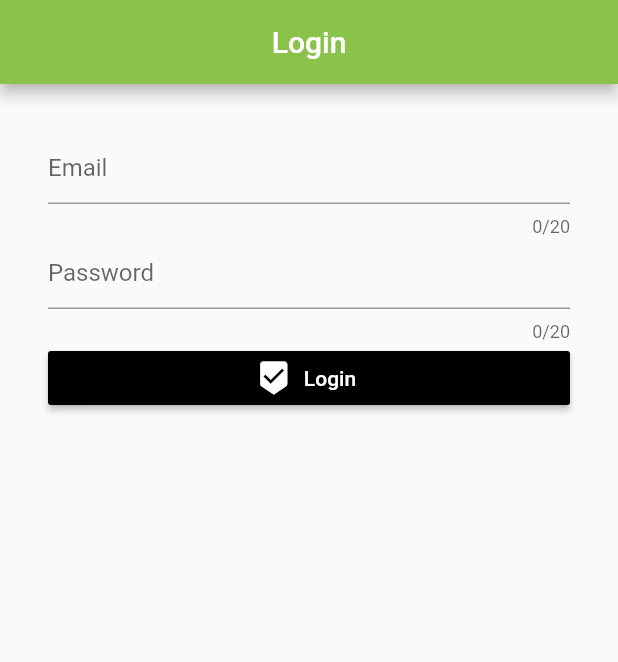
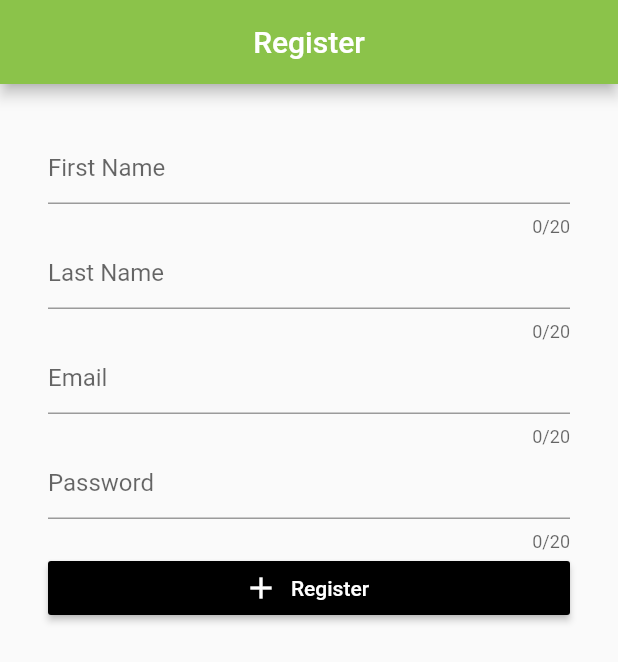
Before and after one commit to ryuimoto/docokana_app, a Flutter app: the screen it shows after launch, on a phone screen of 412 x 824 dp. Shown: the top 662 px of the screen. Run offline on Flutter 3.47's test engine with Material 2 defaults, Android fonts, the phone set to English and light mode, and no system bars; our stand-ins replace google_fonts; Roboto replaces fonts that are missing (GFS Didot).

Commit message:
register view done

```diff
--- a/lib/main.dart
+++ b/lib/main.dart
@@ -1,4 +1,5 @@
 import 'package:docokana_app/routes/information_provider/auth/login.dart';
+import 'package:docokana_app/routes/information_provider/auth/register.dart';
 import 'package:docokana_app/routes/menu.dart';
 import 'package:flutter/material.dart';
 
@@ -18,7 +19,7 @@ class MyApp extends StatelessWidget {
       ),
       debugShowCheckedModeBanner: false,
       // home: Menu(), //test change method
-      home: Login(),
+      home: Register(),
     );
   }
 }
--- a/lib/routes/information_provider/auth/register.dart
+++ b/lib/routes/information_provider/auth/register.dart
@@ -0,0 +1,65 @@
+import 'package:flutter/material.dart';
+import 'package:google_fonts/google_fonts.dart';
+
+class Register extends StatelessWidget {
+  @override
+  Widget build(BuildContext context) {
+    return Scaffold(
+      appBar: AppBar(
+        title: Text('Register'),
+        centerTitle: true,
+        backgroundColor: Colors.lightGreen,
+      ),
+      body: Container(
+        padding: EdgeInsets.all(32.0),
+        child: Center(
+          child: Column(
+            children: <Widget>[
+              TextFormField(
+                enabled: true,
+                maxLength: 20,
+                maxLengthEnforced: false,
+                obscureText: false,
+                decoration: const InputDecoration(hintText: 'First Name'),
+              ),
+              TextFormField(
+                enabled: true,
+                maxLength: 20,
+                maxLengthEnforced: false,
+                obscureText: false,
+                decoration: const InputDecoration(hintText: 'Last Name'),
+              ),
+              TextFormField(
+                enabled: true,
+                maxLength: 20,
+                maxLengthEnforced: false,
+                obscureText: false,
+                decoration: const InputDecoration(hintText: 'Email'),
+              ),
+              TextFormField(
+                enabled: true,
+                maxLength: 20,
+                maxLengthEnforced: false,
+                obscureText: false,
+                decoration: const InputDecoration(hintText: 'Password'),
+              ),
+              SizedBox(
+                width: double.infinity, // match_parent
+                child: RaisedButton.icon(
+                  textColor: Colors.white,
+                  color: Colors.black,
+                  icon: Icon(Icons.add_sharp),
+                  label: Text(
+                    "Register",
+                    style: GoogleFonts.getFont('GFS Didot'),
+                  ),
+                  onPressed: () {},
+                ),
+              ),
+            ],
+          ),
+        ),
+      ),
+    );
+  }
+}
```
